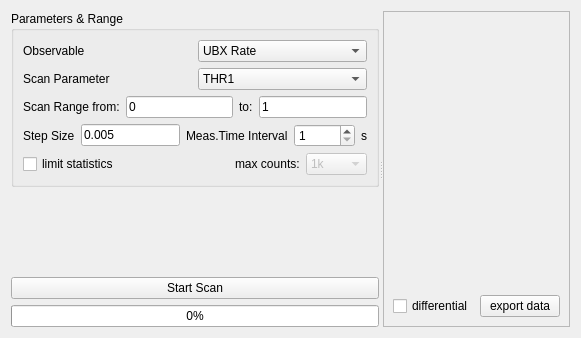
Qt form source/gui/src/scanform.ui (MuonPi/muondetector) before a commit.
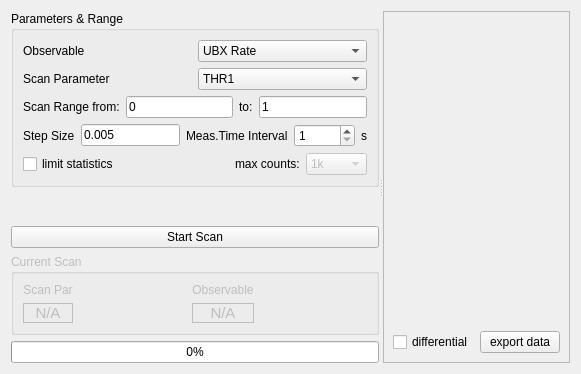
The same form after that commit. Custom widgets are drawn as their Qt base class.

Commit message: - Added display of current scan variable and measurement value including error in GUI's scan tab. - Deleted some commented-out lines.

The edit to the form file:
```diff
--- a/source/gui/src/scanform.ui
+++ b/source/gui/src/scanform.ui
@@ -7,7 +7,7 @@
     <x>0</x>
     <y>0</y>
     <width>581</width>
-    <height>338</height>
+    <height>374</height>
    </rect>
   </property>
   <property name="windowTitle">
@@ -286,6 +286,111 @@
          </property>
         </widget>
        </item>
+       <item>
+        <widget class="QGroupBox" name="currentScanGroupBox">
+         <property name="enabled">
+          <bool>false</bool>
+         </property>
+         <property name="title">
+          <string>Current Scan</string>
+         </property>
+         <layout class="QGridLayout" name="gridLayout_4">
+          <item row="0" column="0">
+           <layout class="QVBoxLayout" name="verticalLayout_2">
+            <item>
+             <widget class="QLabel" name="scanparNameLabel">
+              <property name="text">
+               <string>Scan Par</string>
+              </property>
+              <property name="alignment">
+               <set>Qt::AlignCenter</set>
+              </property>
+             </widget>
+            </item>
+            <item>
+             <widget class="QLabel" name="currentScanparLabel">
+              <property name="font">
+               <font>
+                <pointsize>11</pointsize>
+               </font>
+              </property>
+              <property name="frameShape">
+               <enum>QFrame::Panel</enum>
+              </property>
+              <property name="text">
+               <string>N/A</string>
+              </property>
+              <property name="alignment">
+               <set>Qt::AlignCenter</set>
+              </property>
+             </widget>
+            </item>
+           </layout>
+          </item>
+          <item row="0" column="1">
+           <spacer name="horizontalSpacer_2">
+            <property name="orientation">
+             <enum>Qt::Horizontal</enum>
+            </property>
+            <property name="sizeHint" stdset="0">
+             <size>
+              <width>93</width>
+              <height>20</height>
+             </size>
+            </property>
+           </spacer>
+          </item>
+          <item row="0" column="2">
+           <layout class="QVBoxLayout" name="verticalLayout_3">
+            <item>
+             <widget class="QLabel" name="observableNameLabel">
+              <property name="text">
+               <string>Observable</string>
+              </property>
+              <property name="alignment">
+               <set>Qt::AlignCenter</set>
+              </property>
+             </widget>
+            </item>
+            <item>
+             <widget class="QLabel" name="currentObservableLabel">
+              <property name="font">
+               <font>
+                <pointsize>11</pointsize>
+               </font>
+              </property>
+              <property name="frameShape">
+               <enum>QFrame::Panel</enum>
+              </property>
+              <property name="text">
+               <string>N/A</string>
+              </property>
+              <property name="scaledContents">
+               <bool>false</bool>
+              </property>
+              <property name="alignment">
+               <set>Qt::AlignCenter</set>
+              </property>
+             </widget>
+            </item>
+           </layout>
+          </item>
+          <item row="0" column="3">
+           <spacer name="horizontalSpacer_3">
+            <property name="orientation">
+             <enum>Qt::Horizontal</enum>
+            </property>
+            <property name="sizeHint" stdset="0">
+             <size>
+              <width>93</width>
+              <height>20</height>
+             </size>
+            </property>
+           </spacer>
+          </item>
+         </layout>
+        </widget>
+       </item>
        <item>
         <widget class="QProgressBar" name="scanProgressBar">
          <property name="value">
```
The commit also changes 4 other files.
